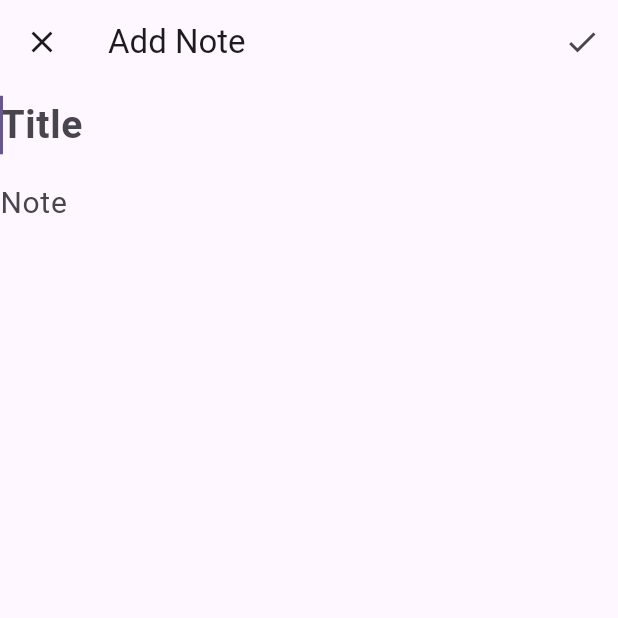
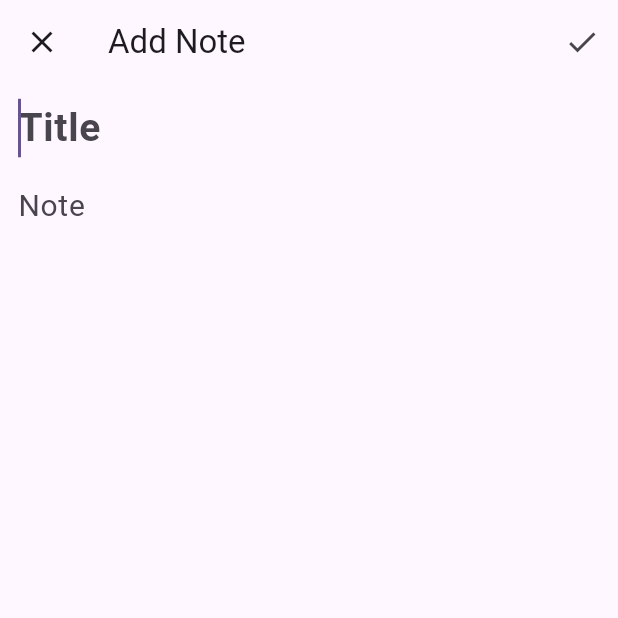
Before and after one commit to Siddhant742/NotesApp_witn_nodeJS, a Flutter app: the screen it shows after launch, after a tap on the "add" icon, on a phone screen of 412 x 824 dp, the top half of it. Run offline on Flutter 3.47's test engine with Material 2 defaults, Android fonts, the phone set to English and light mode, and no system bars; network calls fail.

```diff
--- a/lib/models/Note.dart
+++ b/lib/models/Note.dart
@@ -20,7 +20,7 @@ class Note {
         dateadded: DateTime.tryParse(map['dateadded']));
   }
 
-  Map<String, dynamic>toMap(){
+  Map<String, dynamic> toMap(){
     return {
       'id': id,
       'userid': userid,
--- a/lib/screens/AddNoteScreen.dart
+++ b/lib/screens/AddNoteScreen.dart
@@ -32,15 +32,18 @@ class _AddNoteScreenState extends State<AddNoteScreen> {
     Navigator.pop(context);
   }
   updateNote(){
-
+    widget.note!.title = titleController.text;
+    widget.note!.content = contentController.text;
    Provider.of<NotesProvider>(context, listen: false).updateNote(widget.note!);
    Navigator.pop(context);
   }
   @override
   void initState() {
+    if( widget.isUpdate) {
       titleController.text = widget.note!.title!;
-    contentController.text = widget.note!.title!;
+      contentController.text = widget.note!.content!;
       super.initState();
+    }
   }
 
   @override
@@ -49,16 +52,17 @@ class _AddNoteScreenState extends State<AddNoteScreen> {
       appBar: AppBar(
         title: Text('Add Note'),
         actions: [IconButton(onPressed: () {
-          if(widget.isUpdate == false) {
-            addNewNote();
+          if(widget.isUpdate == true) {
+            updateNote();
           }
           else{
-
-            updateNote();
+            addNewNote();
           }
         }, icon: Icon(Icons.check))],
       ),
       body: SafeArea(
+        child: Container(
+          margin: EdgeInsets.symmetric(vertical:2 , horizontal: 12),
           child: Column(
             children: [
               TextField(
@@ -93,6 +97,7 @@ class _AddNoteScreenState extends State<AddNoteScreen> {
             ],
           ),
         ),
+      ),
     );
   }
 }
--- a/lib/screens/HomeScreen.dart
+++ b/lib/screens/HomeScreen.dart
@@ -22,38 +22,51 @@ class HomeScreen extends StatelessWidget {
                 context,
                 CupertinoPageRoute(
                     fullscreenDialog: true,
-                    builder: (context) => AddNoteScreen(isUpdate: false,)));
+                    builder: (context) => AddNoteScreen(
+                          isUpdate: false,
+                        )));
           },
           child: Icon(Icons.add)),
       body: SafeArea(
-        child: GridView.builder(
-            gridDelegate:
-                SliverGridDelegateWithFixedCrossAxisCount(crossAxisCount: 2),
+        child: context.watch<NotesProvider>().notes.length < 1
+            ? Center(
+                child: Text('No Notes Found!'),
+              )
+            : GridView.builder(
+                gridDelegate: SliverGridDelegateWithFixedCrossAxisCount(
+                    crossAxisCount: 2),
                 itemCount: context.watch<NotesProvider>().notes.length,
                 itemBuilder: (context, index) {
-              Note currentNote = context.watch<NotesProvider>().notes[index];
+                  Note currentNote =
+                      context.watch<NotesProvider>().notes[index];
                   return GestureDetector(
-                onTap: (){
-                  Navigator.push(context, CupertinoPageRoute(builder: (context)=> AddNoteScreen(isUpdate: true, note: currentNote)));
+                    onTap: () {
+                      Navigator.push(
+                          context,
+                          CupertinoPageRoute(
+                              builder: (context) => AddNoteScreen(
+                                  isUpdate: true, note: currentNote)));
                     },
-                onLongPress: (){
+                    onLongPress: () {
                       context.read<NotesProvider>().deleteNote(currentNote);
                     },
                     child: Container(
                       margin: EdgeInsets.all(5),
                       padding: EdgeInsets.all(10),
                       decoration: BoxDecoration(
+                          color: Color(0x6ee9f87),
                           borderRadius: BorderRadius.circular(24),
-                      border: Border.all(color: Color(0xadee9f87), width: 2)),
+                          border:
+                              Border.all(color: Color(0xadee9f87), width: 2)),
                       child: Column(
                         crossAxisAlignment: CrossAxisAlignment.start,
                         children: [
                           Text(
                             currentNote.title!,
                             maxLines: 1,
-                        overflow:TextOverflow.ellipsis,
-                        style:
-                            TextStyle(fontSize: 22, fontWeight: FontWeight.w600),
+                            overflow: TextOverflow.ellipsis,
+                            style: TextStyle(
+                                fontSize: 22, fontWeight: FontWeight.w600),
                           ),
                           Text(
                             currentNote.content!,
--- a/pubspec.yaml
+++ b/pubspec.yaml
@@ -37,6 +37,7 @@ dependencies:
   cupertino_icons: ^1.0.2
   provider: ^6.0.5
   uuid: ^3.0.7
+  http: ^1.1.0
 
 dev_dependencies:
   flutter_test:
```
Also changed, not shown: lib/controller/NoteProvider.dart (+7 -2 lines), lib/services/ApiService.dart (added, +20 -0 lines), pubspec.lock. Lines whose indentation alone changed are shown as unchanged.
